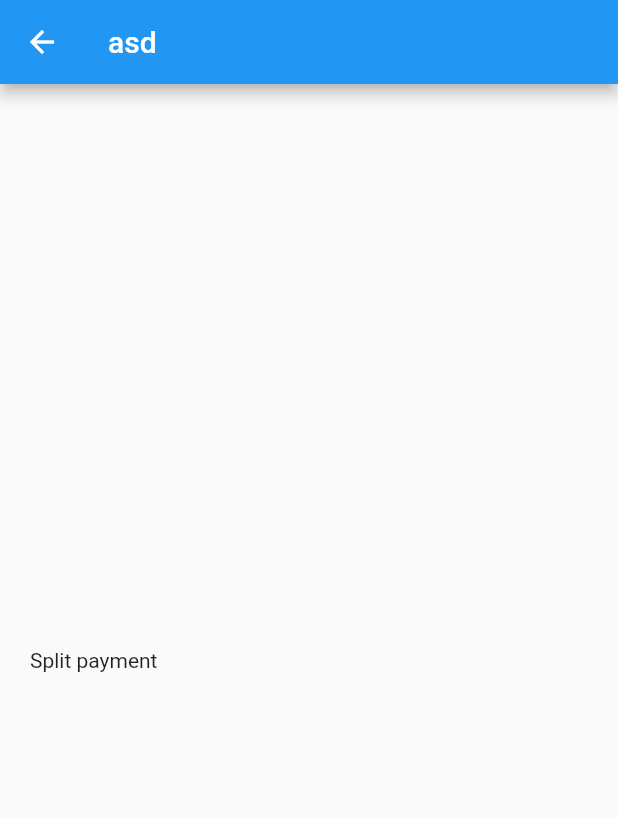
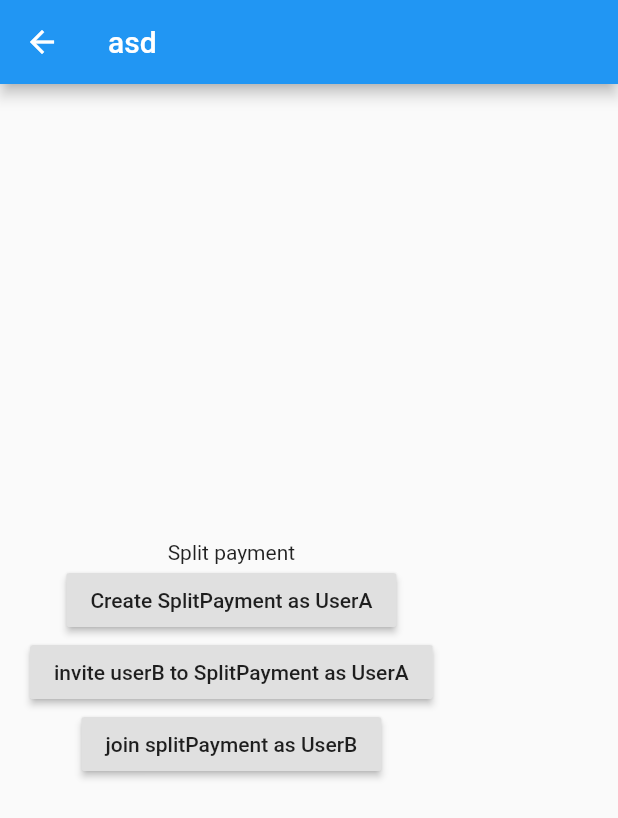
Before and after one commit to fringers/hy-visa, a Flutter app: the screen it shows after launch, after a tap on "Login", on a phone screen of 412 x 824 dp. Shown: the top 818 px of the screen. Run offline on Flutter 3.47's test engine with Material 2 defaults, Android fonts, the phone set to English and light mode, and no system bars; our stand-ins replace firebase_auth, firebase_database; accounts and stored records are empty.

```diff
--- a/lib/split.dart
+++ b/lib/split.dart
@@ -1,9 +1,51 @@
 import 'package:flutter/material.dart';
+import 'package:firebase_database/firebase_database.dart';
+import 'package:uuid/uuid.dart';
+import 'dart:convert';
+
+class Participant {
+  var amount;
+  var status;
+
+  Participant(this.amount, this.status);
+
+  Map<String, dynamic> toJson() =>
+      {
+        'amount': amount,
+        'status': status
+      };
+}
+
+class SplitPayment {
+  var key;
+  var status;
+  var totalAmount;
+  List<Participant> participants;
+
+  SplitPayment(this.totalAmount, this.participants) {
+    this.status = 'active';
+    var uuid = new Uuid();
+    this.key = uuid.v4();
+  }
+
+  Map<String, dynamic> toJson() =>
+      {
+        'key': key,
+        'status': status,
+        'totalAmount': totalAmount,
+        'participants': participants.map((p) => p.toJson()).toList()
+      };
+}
 
 class SplitPage extends StatelessWidget  {
+  final splitPaymentsRef = FirebaseDatabase.instance.reference().child('splitPayments').child('uIDA'); // TODO: add user UID here
+  List<SplitPayment> splitPayments = new List();
 
   @override
   Widget build(BuildContext context) {
+    splitPaymentsRef.onChildAdded.listen(_splitPaymentAdded);
+
+
     return Scaffold(
       appBar: AppBar(
         title: Text("asd"),
@@ -15,10 +57,61 @@ class SplitPage extends StatelessWidget  {
           children: <Widget>[
             Text(
               'Split payment'
+            ),
+            RaisedButton(
+              child: Text('Create SplitPayment as UserA'),
+              onPressed: () async {
+                List<Participant> list = new List.from([Participant(10, 'pending'), Participant(5, 'pending')]);
+                await createSplitPayment(1337, list);
+              }
+            ),
+            RaisedButton(
+                child: Text('invite userB to SplitPayment as UserA'),
+                onPressed: () async {
+                  // await createSplitPayment(1337);
+                  print("imeplment");
+                }
+            ),
+            RaisedButton (
+              child: Text('join splitPayment as UserB'),
+              onPressed: () async {
+                // await toSplitPaymentInvite('uIDB', 10, splitPaymentKey)
+                print("not implemented");
+              },
             )
           ],
         ),
       ),// This trailing comma makes auto-formatting nicer for build methods.
     );
   }
+
+  _splitPaymentAdded(Event event) {
+    /*setState(() {
+      splitPayments.add(new SplitPayment().fromSnapshot(DataSnapshot snapshot))
+    })*/
+    // TODO imeplment
+    print("#### SPLIT PAYMENT ADDED TO DB!!!!!");
+  }
+
+  Future<void> createSplitPayment(var totalAmount, List<Participant> participants) { // TODO: @krol chcesz tu od razu podawac tez opcjonalnie liste participants czy w oddzielnej funkcji?
+
+    SplitPayment newSplitPayment = SplitPayment(totalAmount, participants);
+
+    return splitPaymentsRef.set(newSplitPayment.toJson());
+  }
+
+  Future<void> toSplitPaymentInvite(var participantID, var participantAmount, var splitPaymentKey) {
+    final splitPayments = FirebaseDatabase.instance.reference().child('splitPayments').child('uIDA');
+
+    return splitPayments.child(splitPaymentKey).child('participants').child(participantID).set({
+      'amount' : participantAmount,
+      'status' : 'invite_pending'
+    });
+  }
+
+  Future<String> getS() {
+    final splitPayments = FirebaseDatabase.instance.reference().child('splitPayments').child('uIDA');
+
+    //List
+  }
 }
--- a/pubspec.yaml
+++ b/pubspec.yaml
@@ -18,6 +18,8 @@ dependencies:
   firebase_core: ^0.2.5
   firebase_auth: ^0.6.6
   firebase_database: 1.0.5
+  uuid: ^1.0.0
+
 
   # The following adds the Cupertino Icons font to your application.
   # Use with the CupertinoIcons class for iOS style icons.
```
